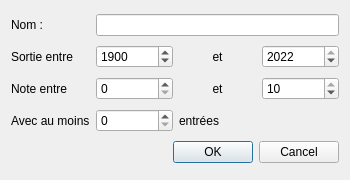
Above: Dialogs/FiltersDialog.ui from AmbreM71/MovieManager before the change. Below: the same form after it.
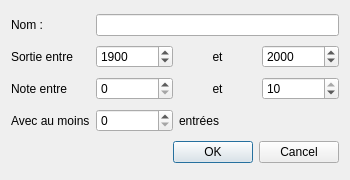
That is the form after the change.

Commit message: Max value and default value is now set to current year in max year filter input

Patch:
```diff
--- a/Dialogs/FiltersDialog.ui
+++ b/Dialogs/FiltersDialog.ui
@@ -40,10 +40,10 @@
       <number>1870</number>
      </property>
      <property name="maximum">
-      <number>2022</number>
+      <number>3000</number>
      </property>
      <property name="value">
-      <number>2022</number>
+      <number>2000</number>
      </property>
     </widget>
    </item>
```
The commit also changes 2 other files.
